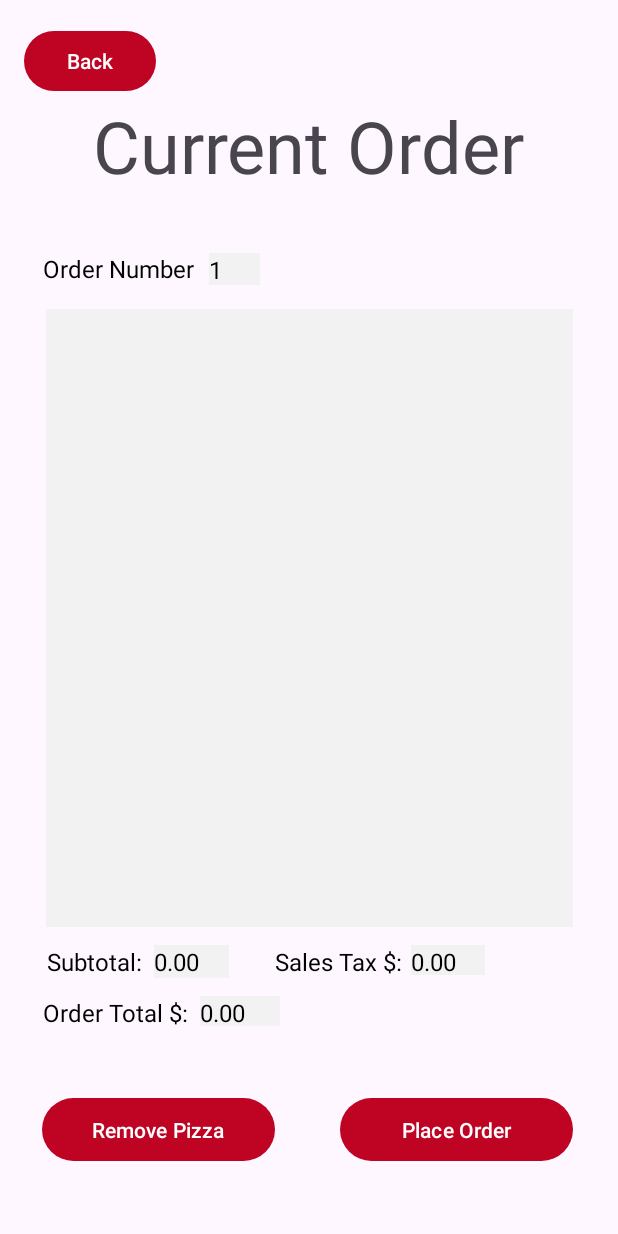
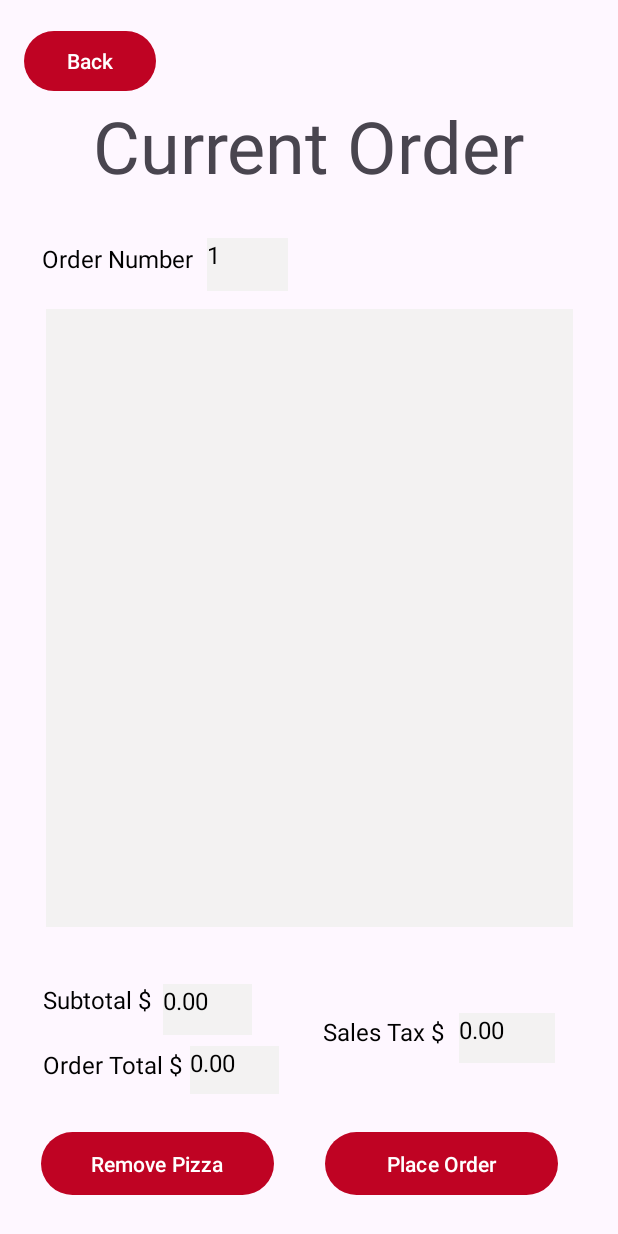
Before and after one commit to aecone/Pizza-Maker, an Android app: the CurrentOrder screen opened directly, with no data from a screen before it, on a phone screen of 412 x 824 dp. Run offline under Robolectric (Android 15) with nearby library versions, the phone set to English and light mode, and no system bars.

Commit message:
current order ui errors handled

```diff
--- a/app/src/main/res/layout/activity_current_order.xml
+++ b/app/src/main/res/layout/activity_current_order.xml
@@ -27,7 +27,7 @@
         android:layout_height="wrap_content"
         android:layout_marginTop="8dp"
         android:onClick="displayMain"
-        android:text="Back"
+        android:text="@string/back"
         app:layout_constraintBottom_toTopOf="@+id/textView11"
         app:layout_constraintEnd_toEndOf="parent"
         app:layout_constraintHorizontal_bias="0.049"
@@ -54,17 +54,17 @@
         android:textSize="16sp"
         app:layout_constraintBottom_toTopOf="@+id/listView"
         app:layout_constraintEnd_toEndOf="parent"
-        app:layout_constraintHorizontal_bias="0.093"
+        app:layout_constraintHorizontal_bias="0.091"
         app:layout_constraintStart_toStartOf="parent"
-        app:layout_constraintTop_toBottomOf="@+id/textView11"
-        app:layout_constraintVertical_bias="0.705" />
+        app:layout_constraintTop_toTopOf="parent"
+        app:layout_constraintVertical_bias="0.878" />
 
     <TextView
         android:id="@+id/orderNumber"
-        android:layout_width="34dp"
-        android:layout_height="21dp"
+        android:layout_width="54dp"
+        android:layout_height="35dp"
         android:background="@color/background"
-        android:text="0"
+        android:text="@string/zero"
 
         android:textColor="#000000"
         android:textSize="16sp"
@@ -75,118 +75,126 @@
         app:layout_constraintTop_toBottomOf="@+id/textView11"
         app:layout_constraintVertical_bias="0.705" />
 
+    <Button
+        android:id="@+id/placeOrderButton"
+        android:layout_width="155dp"
+        android:layout_height="50dp"
+        android:onClick="handlePlaceOrder"
+        android:text="@string/place_order"
+        app:layout_constraintBottom_toBottomOf="parent"
+        app:layout_constraintEnd_toEndOf="parent"
+        app:layout_constraintHorizontal_bias="0.843"
+        app:layout_constraintStart_toStartOf="parent"
+        app:layout_constraintTop_toTopOf="parent"
+        app:layout_constraintVertical_bias="0.97" />
+
+    <Button
+        android:id="@+id/removeButton"
+        android:layout_width="155dp"
+        android:layout_height="50dp"
+        android:onClick="handleRemove"
+        android:text="@string/remove_pizza"
+        app:layout_constraintBottom_toBottomOf="parent"
+        app:layout_constraintEnd_toEndOf="parent"
+        app:layout_constraintHorizontal_bias="0.107"
+        app:layout_constraintStart_toStartOf="parent"
+        app:layout_constraintTop_toTopOf="parent"
+        app:layout_constraintVertical_bias="0.97" />
+
     <TextView
-        android:id="@+id/textView14"
-        android:layout_width="wrap_content"
-        android:layout_height="wrap_content"
+        android:id="@+id/salesTax"
+        android:layout_width="64dp"
+        android:layout_height="33dp"
         android:layout_marginTop="12dp"
-        android:text="Subtotal:"
+        android:background="@color/background"
+        android:text="@string/zero_deci"
+
         android:textColor="#000000"
         android:textSize="16sp"
+        app:layout_constraintBottom_toBottomOf="parent"
         app:layout_constraintEnd_toEndOf="parent"
-        app:layout_constraintHorizontal_bias="0.09"
+        app:layout_constraintHorizontal_bias="0.879"
         app:layout_constraintStart_toStartOf="parent"
-        app:layout_constraintTop_toBottomOf="@+id/listView" />
+        app:layout_constraintTop_toTopOf="parent"
+        app:layout_constraintVertical_bias="0.852" />
 
     <TextView
         android:id="@+id/textView15"
         android:layout_width="wrap_content"
         android:layout_height="wrap_content"
         android:layout_marginTop="12dp"
-        android:layout_marginEnd="144dp"
-        android:text="Sales Tax $:"
+        android:layout_marginEnd="116dp"
+        android:text="@string/sales_tax"
         android:textColor="#000000"
         android:textSize="16sp"
         app:layout_constraintBottom_toTopOf="@+id/textView16"
         app:layout_constraintEnd_toEndOf="parent"
         app:layout_constraintTop_toBottomOf="@+id/listView"
-        app:layout_constraintVertical_bias="0.0" />
+        app:layout_constraintVertical_bias="1.0" />
+
+    <TextView
+        android:id="@+id/orderTotal"
+        android:layout_width="59dp"
+        android:layout_height="32dp"
+        android:layout_marginStart="8dp"
+        android:layout_marginTop="8dp"
+        android:background="@color/background"
+        android:text="@string/zero_deci"
+
+        android:textColor="#000000"
+        android:textSize="16sp"
+        app:layout_constraintBottom_toBottomOf="parent"
+        app:layout_constraintEnd_toEndOf="parent"
+        app:layout_constraintHorizontal_bias="0.345"
+        app:layout_constraintStart_toStartOf="parent"
+        app:layout_constraintTop_toTopOf="parent"
+        app:layout_constraintVertical_bias="0.879" />
+
+    <TextView
+        android:id="@+id/subtotal"
+        android:layout_width="59dp"
+        android:layout_height="34dp"
+        android:layout_marginStart="8dp"
+
+        android:background="@color/background"
+        android:text="@string/zero_deci"
+        android:textColor="#000000"
+        android:textSize="16sp"
+        app:layout_constraintBottom_toBottomOf="parent"
+        app:layout_constraintEnd_toStartOf="@+id/textView15"
+        app:layout_constraintHorizontal_bias="0.0"
+        app:layout_constraintStart_toEndOf="@+id/textView14"
+        app:layout_constraintTop_toTopOf="parent"
+        app:layout_constraintVertical_bias="0.83" />
+
+    <TextView
+        android:id="@+id/textView14"
+        android:layout_width="wrap_content"
+        android:layout_height="wrap_content"
+        android:layout_marginTop="12dp"
+        android:text="@string/subtotal_label"
+        android:textColor="#000000"
+        android:textSize="16sp"
+        app:layout_constraintBottom_toBottomOf="parent"
+        app:layout_constraintEnd_toEndOf="parent"
+        app:layout_constraintHorizontal_bias="0.085"
+        app:layout_constraintStart_toStartOf="parent"
+        app:layout_constraintTop_toTopOf="parent"
+        app:layout_constraintVertical_bias="0.814" />
 
     <TextView
         android:id="@+id/textView16"
         android:layout_width="wrap_content"
         android:layout_height="wrap_content"
         android:layout_marginTop="12dp"
-        android:text="Order Total $:"
+        android:text="@string/order_total"
         android:textColor="#000000"
         android:textSize="16sp"
-        app:layout_constraintEnd_toEndOf="parent"
-        app:layout_constraintHorizontal_bias="0.091"
-        app:layout_constraintStart_toStartOf="parent"
-        app:layout_constraintTop_toBottomOf="@+id/textView14" />
-
-    <Button
-        android:id="@+id/removeButton"
-        android:layout_width="155dp"
-        android:layout_height="50dp"
-        android:layout_marginStart="28dp"
-        android:onClick="handleRemove"
-        android:text="Remove Pizza"
-        app:layout_constraintBottom_toBottomOf="parent"
-        app:layout_constraintStart_toStartOf="parent"
-        app:layout_constraintTop_toBottomOf="@+id/orderTotal"
-        app:layout_constraintVertical_bias="0.488" />
-
-    <TextView
-        android:id="@+id/subtotal"
-        android:layout_width="50dp"
-        android:layout_height="22dp"
-        android:layout_marginStart="8dp"
-        android:layout_marginTop="12dp"
-
-        android:background="@color/background"
-        android:text="0.00"
-        android:textColor="#000000"
-        android:textSize="16sp"
-        app:layout_constraintEnd_toStartOf="@+id/textView15"
-        app:layout_constraintHorizontal_bias="0.0"
-        app:layout_constraintStart_toEndOf="@+id/textView14"
-        app:layout_constraintTop_toBottomOf="@+id/listView" />
-
-    <TextView
-        android:id="@+id/salesTax"
-        android:layout_width="49dp"
-        android:layout_height="20dp"
-        android:layout_marginTop="12dp"
-        android:background="@color/background"
-        android:text="0.00"
-
-        android:textColor="#000000"
-        android:textSize="16sp"
-        app:layout_constraintBottom_toTopOf="@+id/textView16"
-        app:layout_constraintEnd_toEndOf="parent"
-        app:layout_constraintHorizontal_bias="0.062"
-        app:layout_constraintStart_toEndOf="@+id/textView15"
-        app:layout_constraintTop_toBottomOf="@+id/listView"
-        app:layout_constraintVertical_bias="0.0" />
-
-    <TextView
-        android:id="@+id/orderTotal"
-        android:layout_width="53dp"
-        android:layout_height="20dp"
-        android:layout_marginStart="8dp"
-        android:layout_marginTop="12dp"
-        android:background="@color/background"
-        android:text="0.00"
-
-        android:textColor="#000000"
-        android:textSize="16sp"
-        app:layout_constraintEnd_toEndOf="parent"
-        app:layout_constraintHorizontal_bias="0.0"
-        app:layout_constraintStart_toEndOf="@+id/textView16"
-        app:layout_constraintTop_toBottomOf="@+id/textView14" />
-
-    <Button
-        android:id="@+id/placeOrderButton"
-        android:layout_width="155dp"
-        android:layout_height="50dp"
-        android:onClick="handlePlaceOrder"
-        android:text="Place Order"
         app:layout_constraintBottom_toBottomOf="parent"
         app:layout_constraintEnd_toEndOf="parent"
-        app:layout_constraintHorizontal_bias="0.589"
-        app:layout_constraintStart_toEndOf="@+id/removeButton"
-        app:layout_constraintTop_toBottomOf="@+id/orderTotal"
-        app:layout_constraintVertical_bias="0.488" />
+        app:layout_constraintHorizontal_bias="0.089"
+        app:layout_constraintStart_toStartOf="parent"
+        app:layout_constraintTop_toTopOf="parent"
+        app:layout_constraintVertical_bias="0.869" />
 
 </androidx.constraintlayout.widget.ConstraintLayout>
--- a/app/src/main/res/values/strings.xml
+++ b/app/src/main/res/values/strings.xml
@@ -1,9 +1,13 @@
 <resources>
     <string name="app_name">RUPizza</string>
     <string name="add_to_order">Add to Order</string>
+    <string name="place_order">Place Order</string>
+    <string name="remove_pizza">Remove Pizza</string>
     <string name="back">Back</string>
     <string name="small">Small</string>
     <string name="small_price">8.99</string>
+    <string name="zero">0</string>
+    <string name="zero_deci">0.00</string>
     <string name="medium">Medium</string>
     <string name="large">Large</string>
     <string name="extra_cheese">Extra Cheese</string>
```
